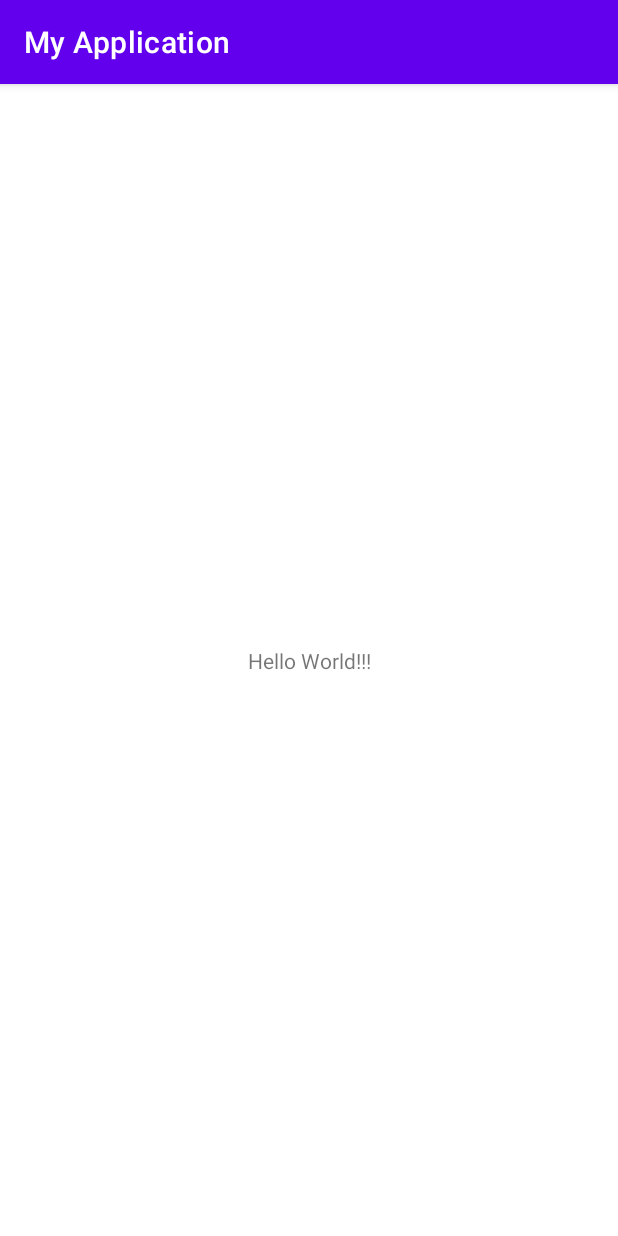
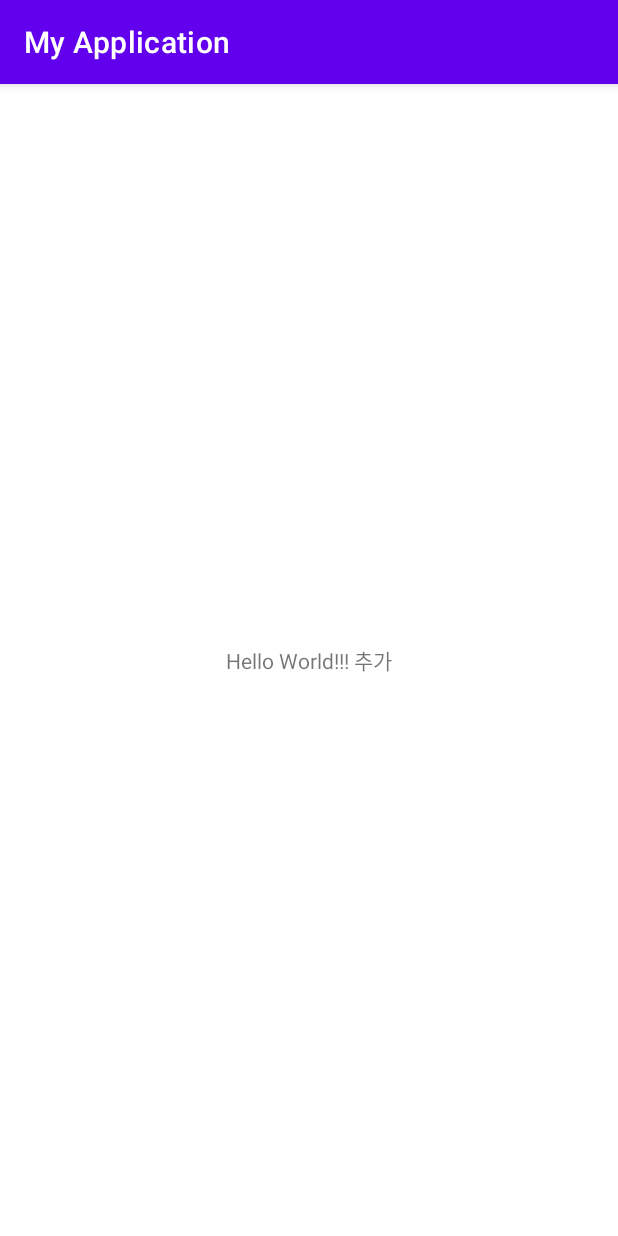
Before and after one commit to richardLim/GitHubTest2, an Android app: the screen it shows after launch (MainActivity), on a phone screen of 412 x 824 dp. Run offline under Robolectric (Android 15) with nearby library versions, the phone set to English and light mode, and no system bars.

Commit message:
타이틀 수정

```diff
--- a/app/src/main/res/layout/activity_main.xml
+++ b/app/src/main/res/layout/activity_main.xml
@@ -9,7 +9,7 @@
     <TextView
         android:layout_width="wrap_content"
         android:layout_height="wrap_content"
-        android:text="Hello World!!!"
+        android:text="Hello World!!! 추가"
         app:layout_constraintBottom_toBottomOf="parent"
         app:layout_constraintLeft_toLeftOf="parent"
         app:layout_constraintRight_toRightOf="parent"
```
